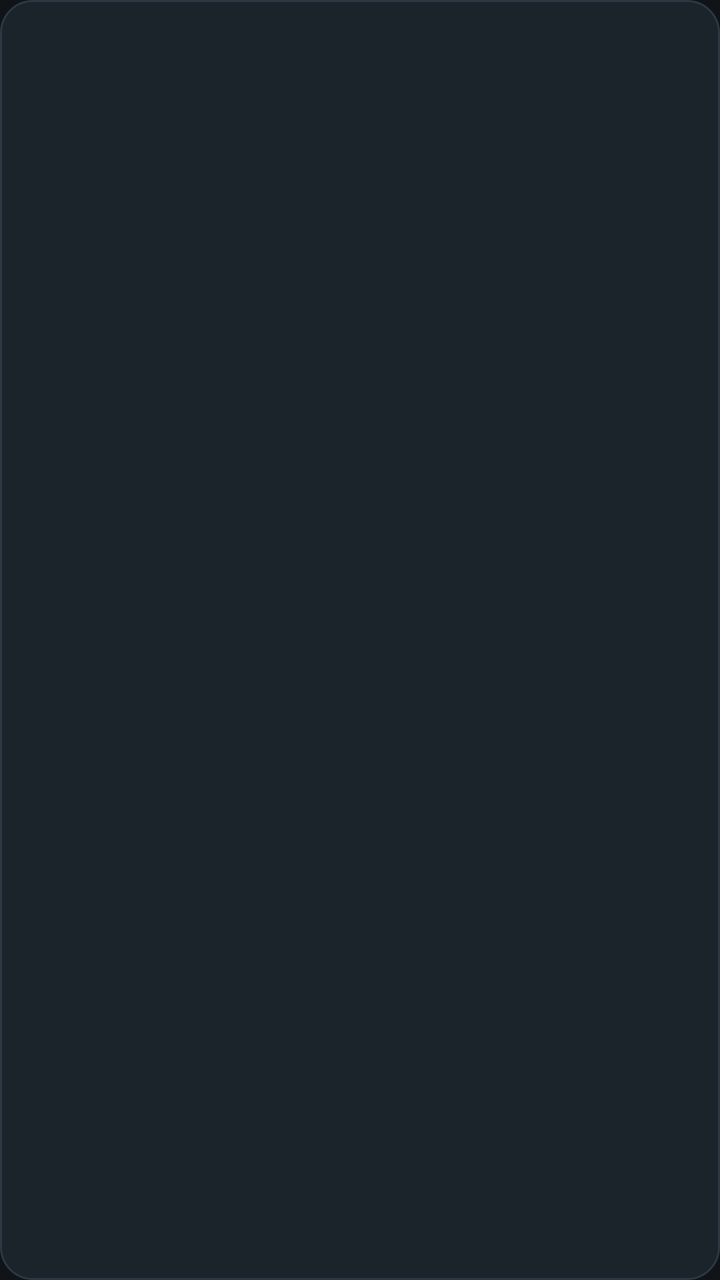
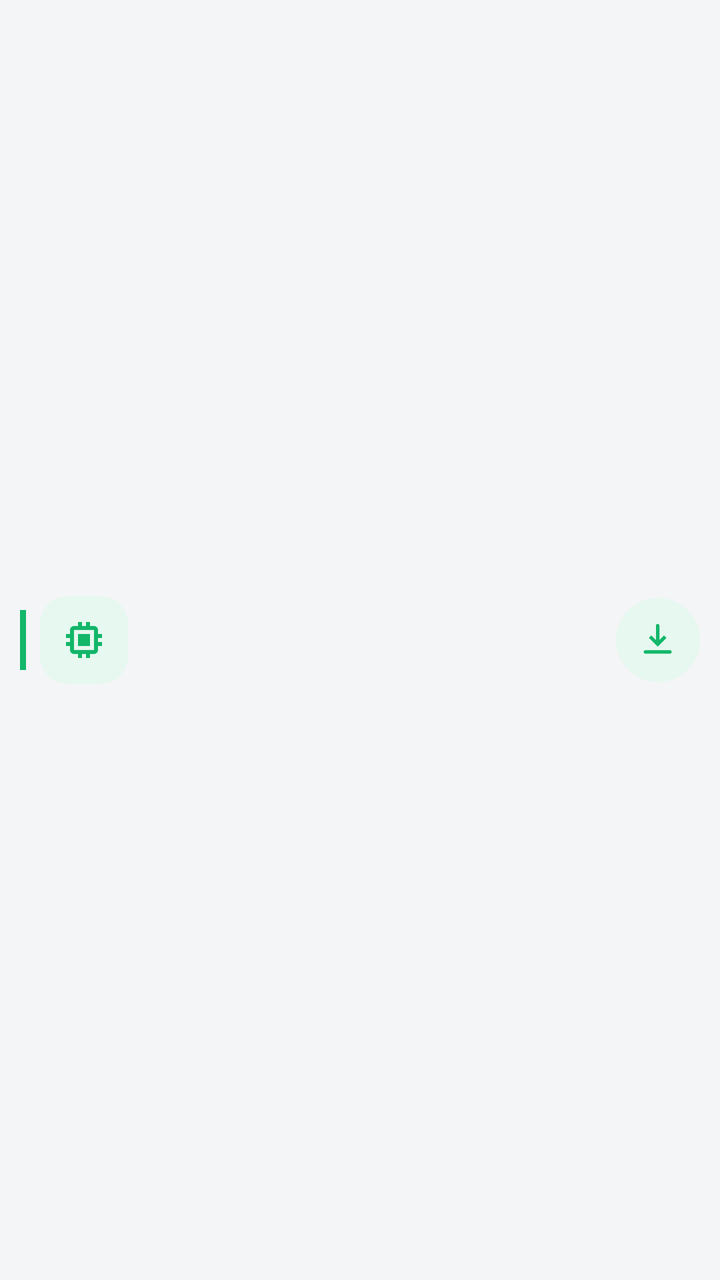

The first picture is an Android layout as it rendered before a commit; the second is the same layout after the commit. The layout source and the unified diff follow.
<!-- AndroidManifest.xml: application theme Theme.CRMod -->
<!-- res/layout/item_model.xml -->
<?xml version="1.0" encoding="utf-8"?>
<LinearLayout xmlns:android="http://schemas.android.com/apk/res/android"
    android:layout_width="match_parent"
    android:layout_height="wrap_content"
    android:layout_marginBottom="10dp"
    android:background="@drawable/bg_card"
    android:orientation="vertical"
    android:padding="16dp">

    <TextView
        android:id="@+id/name"
        android:layout_width="match_parent"
        android:layout_height="wrap_content"
        android:textColor="@color/text"
        android:textSize="17sp"
        android:textStyle="bold" />

    <TextView
        android:id="@+id/description"
        android:layout_width="match_parent"
        android:layout_height="wrap_content"
        android:layout_marginTop="4dp"
        android:textColor="@color/muted" />

    <TextView
        android:id="@+id/state"
        android:layout_width="match_parent"
        android:layout_height="wrap_content"
        android:layout_marginTop="8dp"
        android:textColor="@color/accent"
        android:textStyle="bold" />
</LinearLayout>
<!-- resources referenced by this layout -->
<resources>
  <color name="accent">#3DDC84</color>
  <color name="muted">#93A0AC</color>
  <color name="text">#F2F5F7</color>
  <!-- drawable bg_card (drawable) -->
  <shape xmlns:android="http://schemas.android.com/apk/res/android">
      <solid android:color="#1B232B" />
      <corners android:radius="16dp" />
      <stroke
          android:width="1dp"
          android:color="#2C3844" />
  </shape>
  <style name="Theme.CRMod" parent="Theme.AppCompat.NoActionBar">
          <item name="android:windowBackground">@color/bg</item>
          <item name="android:statusBarColor">@color/bg</item>
          <item name="android:navigationBarColor">@color/bg</item>
          <item name="android:textColor">@color/text</item>
          <item name="colorAccent">@color/accent</item>
      </style>
  <color name="bg">#101418</color>
</resources>

<!-- the commit's change to res/layout/item_model.xml (unified diff, before → after) -->
@@ -1,32 +1,90 @@
 <?xml version="1.0" encoding="utf-8"?>
 <LinearLayout xmlns:android="http://schemas.android.com/apk/res/android"
+    xmlns:app="http://schemas.android.com/apk/res-auto"
     android:layout_width="match_parent"
     android:layout_height="wrap_content"
-    android:layout_marginBottom="10dp"
-    android:background="@drawable/bg_card"
-    android:orientation="vertical"
-    android:padding="16dp">
+    android:background="@drawable/bg_row"
+    android:gravity="center_vertical"
+    android:orientation="horizontal"
+    android:paddingHorizontal="10dp"
+    android:paddingVertical="9dp">
 
-    <TextView
-        android:id="@+id/name"
-        android:layout_width="match_parent"
+    <View
+        android:id="@+id/stripe"
+        android:layout_width="3dp"
+        android:layout_height="30dp"
+        android:layout_marginEnd="7dp"
+        android:background="@color/accent" />
+
+    <FrameLayout
+        android:id="@+id/tileBox"
+        android:layout_width="44dp"
+        android:layout_height="44dp"
+        android:background="@drawable/bg_tile">
+
+        <ImageView
+            android:id="@+id/tile"
+            android:layout_width="24dp"
+            android:layout_height="24dp"
+            android:layout_gravity="center"
+            android:contentDescription="@string/models"
+            android:src="@drawable/ic_model"
+            app:tint="@color/accent" />
+    </FrameLayout>
+
+    <LinearLayout
+        android:layout_width="0dp"
         android:layout_height="wrap_content"
-        android:textColor="@color/text"
-        android:textSize="17sp"
-        android:textStyle="bold" />
+        android:layout_marginStart="12dp"
+        android:layout_weight="1"
+        android:orientation="vertical">
 
-    <TextView
-        android:id="@+id/description"
-        android:layout_width="match_parent"
-        android:layout_height="wrap_content"
-        android:layout_marginTop="4dp"
-        android:textColor="@color/muted" />
+        <TextView
+            android:id="@+id/name"
+            android:layout_width="match_parent"
+            android:layout_height="wrap_content"
+            android:ellipsize="end"
+            android:maxLines="1"
+            android:textColor="@color/text"
+            android:textSize="16sp"
+            android:textStyle="bold" />
 
-    <TextView
-        android:id="@+id/state"
-        android:layout_width="match_parent"
-        android:layout_height="wrap_content"
-        android:layout_marginTop="8dp"
-        android:textColor="@color/accent"
-        android:textStyle="bold" />
+        <TextView
+            android:id="@+id/state"
+            android:layout_width="match_parent"
+            android:layout_height="wrap_content"
+            android:layout_marginTop="2dp"
+            android:ellipsize="end"
+            android:maxLines="1"
+            android:textColor="@color/muted"
+            android:textSize="12sp" />
+    </LinearLayout>
+
+    <FrameLayout
+        android:id="@+id/action"
+        android:layout_width="42dp"
+        android:layout_height="42dp"
+        android:layout_marginStart="8dp"
+        android:background="@drawable/bg_action">
+
+        <ImageView
+            android:id="@+id/actionIcon"
+            android:layout_width="21dp"
+            android:layout_height="21dp"
+            android:layout_gravity="center"
+            android:contentDescription="@string/power"
+            android:src="@drawable/ic_download"
+            app:tint="@color/accent" />
+
+        <com.google.android.material.progressindicator.CircularProgressIndicator
+            android:id="@+id/progress"
+            android:layout_width="38dp"
+            android:layout_height="38dp"
+            android:layout_gravity="center"
+            android:visibility="gone"
+            app:indicatorColor="@color/accent"
+            app:indicatorSize="38dp"
+            app:trackColor="@android:color/transparent"
+            app:trackThickness="3dp" />
+    </FrameLayout>
 </LinearLayout>
<!-- resource entries referenced after the edit -->
@@ -1,23 +1,65 @@
 <!-- resources referenced by this layout -->
 <resources>
-  <color name="accent">#3DDC84</color>
-  <color name="muted">#93A0AC</color>
-  <color name="text">#F2F5F7</color>
-  <!-- drawable bg_card (drawable) -->
-  <shape xmlns:android="http://schemas.android.com/apk/res/android">
-      <solid android:color="#1B232B" />
-      <corners android:radius="16dp" />
-      <stroke
-          android:width="1dp"
-          android:color="#2C3844" />
+  <color name="accent">#12B76A</color>
+  <color name="muted">#8B94A3</color>
+  <color name="text">#111418</color>
+  <!-- drawable bg_action (drawable) -->
+  <shape xmlns:android="http://schemas.android.com/apk/res/android"
+      android:shape="oval">
+      <solid android:color="@color/accent_soft" />
   </shape>
-  <style name="Theme.CRMod" parent="Theme.AppCompat.NoActionBar">
+  <!-- drawable bg_row (drawable) -->
+  <ripple xmlns:android="http://schemas.android.com/apk/res/android"
+      android:color="@color/line">
+      <item>
+          <shape android:shape="rectangle">
+              <solid android:color="@android:color/transparent" />
+              <corners android:radius="16dp" />
+          </shape>
+      </item>
+  </ripple>
+  <!-- drawable bg_tile (drawable) -->
+  <shape xmlns:android="http://schemas.android.com/apk/res/android"
+      android:shape="rectangle">
+      <solid android:color="@color/accent_soft" />
+      <corners android:radius="14dp" />
+  </shape>
+  <!-- drawable ic_download (drawable) -->
+  <vector xmlns:android="http://schemas.android.com/apk/res/android"
+      android:width="24dp"
+      android:height="24dp"
+      android:viewportWidth="24"
+      android:viewportHeight="24"
+      android:tint="#FFFFFF">
+      <path
+          android:fillColor="@android:color/white"
+          android:pathData="M12,3c0.55,0 1,0.45 1,1v8.17l2.59,-2.58L17,11l-5,5 -5,-5 1.41,-1.41L11,12.17V4c0,-0.55 0.45,-1 1,-1zM5,18h14c0.55,0 1,0.45 1,1s-0.45,1 -1,1H5c-0.55,0 -1,-0.45 -1,-1s0.45,-1 1,-1z" />
+  </vector>
+  <!-- drawable ic_model (drawable) -->
+  <vector xmlns:android="http://schemas.android.com/apk/res/android"
+      android:width="24dp"
+      android:height="24dp"
+      android:viewportWidth="24"
+      android:viewportHeight="24"
+      android:tint="#FFFFFF">
+      <path
+          android:fillColor="@android:color/white"
+          android:pathData="M15,9H9v6h6V9zM11,3v2H9V3H11zM15,3v2h-2V3H15zM5,9H3v2h2V9zM5,13H3v2h2V13zM11,19v2H9v-2H11zM15,19v2h-2v-2H15zM21,9h-2v2h2V9zM21,13h-2v2h2V13zM17,5c1.1,0 2,0.9 2,2v10c0,1.1 -0.9,2 -2,2H7c-1.1,0 -2,-0.9 -2,-2V7c0,-1.1 0.9,-2 2,-2H17zM17,7H7v10h10V7z" />
+  </vector>
+  <string name="models">Модели</string>
+  <string name="power">Запустить</string>
+  <style name="Theme.CRMod" parent="Theme.Material3.Light.NoActionBar">
           <item name="android:windowBackground">@color/bg</item>
           <item name="android:statusBarColor">@color/bg</item>
           <item name="android:navigationBarColor">@color/bg</item>
+          <item name="android:windowLightStatusBar">true</item>
+          <item name="android:windowLightNavigationBar">true</item>
           <item name="android:textColor">@color/text</item>
-          <item name="colorAccent">@color/accent</item>
+          <item name="colorPrimary">@color/accent</item>
+          <item name="colorSecondary">@color/accent</item>
       </style>
-  <color name="bg">#101418</color>
+  <color name="accent_soft">#E6F8EF</color>
+  <color name="line">#E7E9ED</color>
+  <color name="bg">#F4F5F7</color>
 </resources>
 
